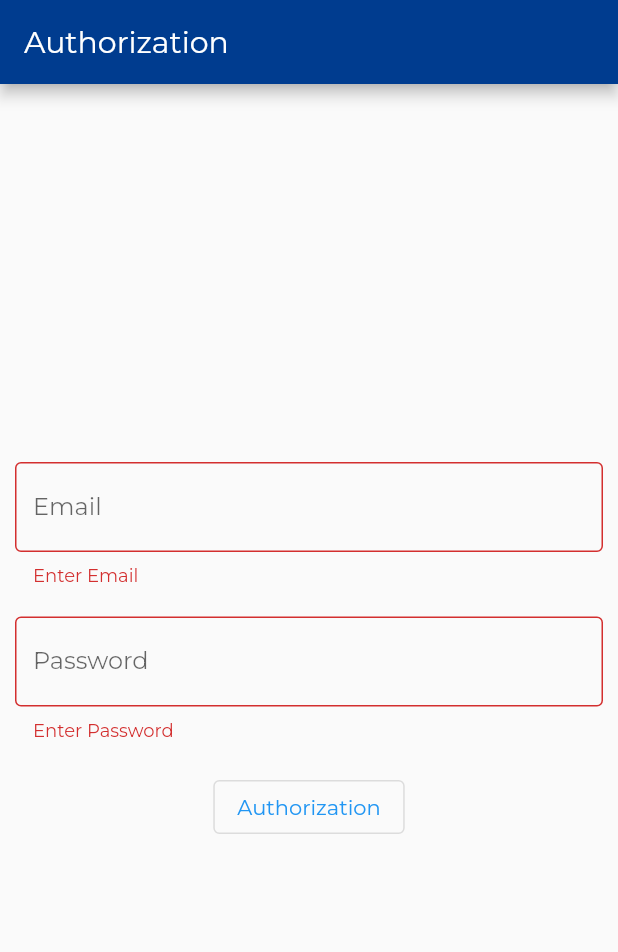
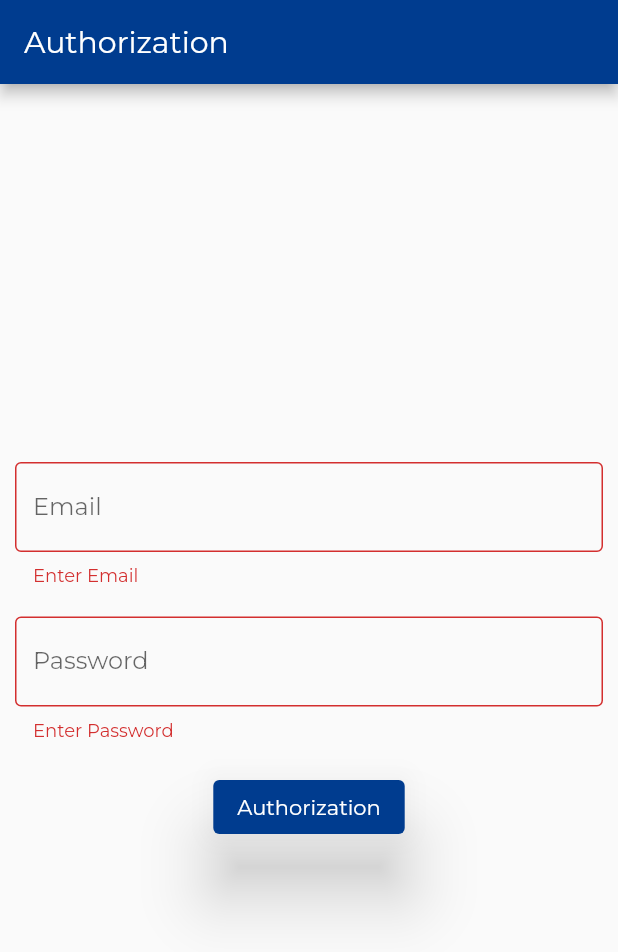
Before and after one commit to agychko/flutter_intership_onix, a Flutter app: the screen it shows after launch, after a tap on "Authorization", on a phone screen of 412 x 824 dp. Shown: the top 952 px of the screen. Run offline on Flutter 3.47's test engine with Material 2 defaults, Android fonts, the phone set to English and light mode, and no system bars; our stand-ins replace bloc, firebase_auth, firebase_core, flutter_bloc, hive, hive_flutter and 1 more; accounts and stored records are empty; network calls fail.

Commit message:
lesson_12 project changes_3

```diff
--- a/lib/main.dart
+++ b/lib/main.dart
@@ -3,9 +3,15 @@ import 'my_app.dart';
 import 'package:hive_flutter/hive_flutter.dart';
 import 'data/model/currency_hive_model.dart';
 
+import 'package:firebase_core/firebase_core.dart';
+import 'firebase_options.dart';
+
 void main() async{
   WidgetsFlutterBinding.ensureInitialized();
   await _initializeDatabase();
+  await Firebase.initializeApp(
+    options: DefaultFirebaseOptions.currentPlatform,
+  );
   runApp(const MyApp());
 }
 
--- a/lib/screens/user_screen/user_bloc/user_event.dart
+++ b/lib/screens/user_screen/user_bloc/user_event.dart
@@ -10,9 +10,9 @@ class CreateUserEvent extends UserEvent {
   CreateUserEvent({required this.email, required this.password});
 }
 
-class LoginUserEvent extends UserEvent {
-  final String email;
-  final String password;
-
-  LoginUserEvent({required this.email, required this.password});
-}
+// class LoginUserEvent extends UserEvent {
+//   final String email;
+//   final String password;
+//
+//   LoginUserEvent({required this.email, required this.password});
+// }
--- a/lib/screens/user_screen/user_bloc/user_state.dart
+++ b/lib/screens/user_screen/user_bloc/user_state.dart
@@ -8,8 +8,8 @@ class UserInitial extends UserState {}
 class UserLoading extends UserState {}
 
 class UserDone extends UserState {
-  final bool needToOpenConverterScreen;
-  UserDone({required this.needToOpenConverterScreen});
+  // final bool needToOpenConverterScreen;
+  // UserDone({required this.needToOpenConverterScreen});
 }
 
 class UserError extends UserState {
--- a/lib/screens/user_screen/user_screen.dart
+++ b/lib/screens/user_screen/user_screen.dart
@@ -70,7 +70,7 @@ class UserScreenState extends State<UserScreen>{
                       if (state is UserLoading) {
                         return const CircularProgressIndicator();
                       }
-                      return OutlinedButton(
+                      return ElevatedButton(
                           onPressed: () {
                             if (_formKey.currentState!.validate()) {
                               context.read<UserBloc>().add(
```
Also changed, not shown: lib/screens/user_screen/user_bloc/user_bloc.dart (+44 -29 lines), pubspec.lock, 2 other files.
